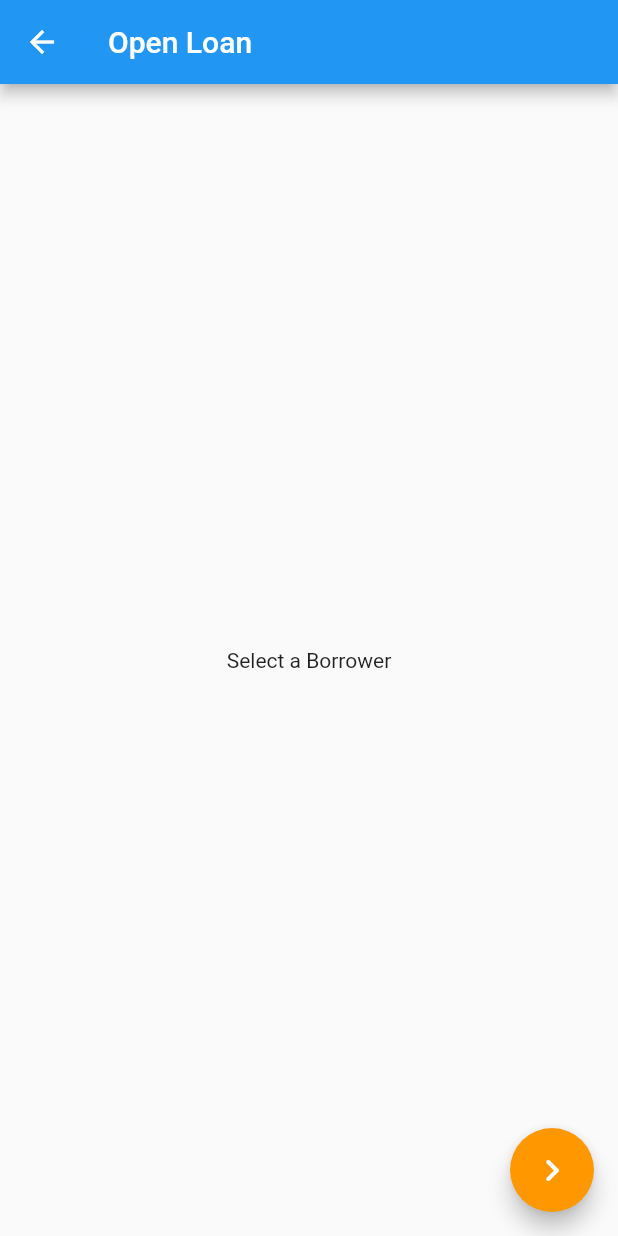
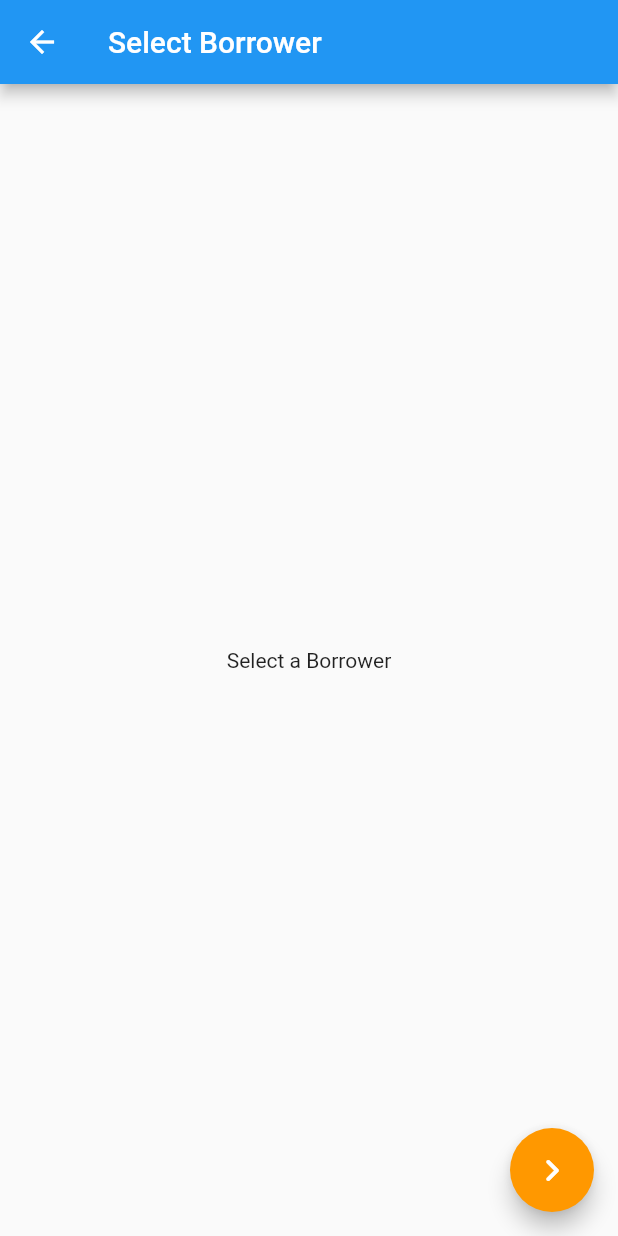
Before and after one commit to pvdthings/librarian_app, a Flutter app: the OpenLoanPage screen opened directly, on a phone screen of 412 x 824 dp. Run offline on Flutter 3.47's test engine with Material 2 defaults, Android fonts, the phone set to English and light mode, and no system bars.

Commit message:
Add view flow to OpenLoanPage

```diff
--- a/lib/lending/pages/open_loan_page.dart
+++ b/lib/lending/pages/open_loan_page.dart
@@ -1,16 +1,50 @@
 import 'package:flutter/material.dart';
+import 'package:librarian_app/lending/views/add_things_view.dart';
+import 'package:librarian_app/lending/views/open_loan_view.dart';
 import 'package:librarian_app/lending/views/select_borrower_view.dart';
 
-class OpenLoanPage extends StatelessWidget {
+class OpenLoanPage extends StatefulWidget {
   const OpenLoanPage({super.key});
+
+  @override
+  State<OpenLoanPage> createState() => _OpenLoanPageState();
+}
+
+class _OpenLoanPageState extends State<OpenLoanPage> {
+  int _viewIndex = 0;
+
+  static final _views = [
+    const SelectBorrowerView(),
+    const AddThingsView(),
+    const OpenLoanView(),
+  ];
+
+  static final _titles = [
+    "Select Borrower",
+    "Add Things",
+    "Loan Details",
+  ];
+
+  bool get _isFinishStep => _viewIndex == _titles.length - 1;
 
   @override
   Widget build(BuildContext context) {
     return Scaffold(
-      appBar: AppBar(title: const Text("Open Loan")),
-      body: const SelectBorrowerView(),
-      floatingActionButton: FloatingActionButton(
-        onPressed: () {},
+      appBar: AppBar(title: Text(_titles[_viewIndex])),
+      body: _views[_viewIndex],
+      floatingActionButton: _isFinishStep
+          ? FloatingActionButton(
+              onPressed: () => Navigator.pop(context),
+              backgroundColor: Colors.green,
+              child: const Icon(
+                Icons.check_rounded,
+                size: 30,
+              ),
+            )
+          : FloatingActionButton(
+              onPressed: () => setState(() {
+                _viewIndex += 1;
+              }),
               backgroundColor: Colors.orange,
               child: const Icon(
                 Icons.navigate_next_rounded,
```
Lines whose indentation alone changed are shown as unchanged.
